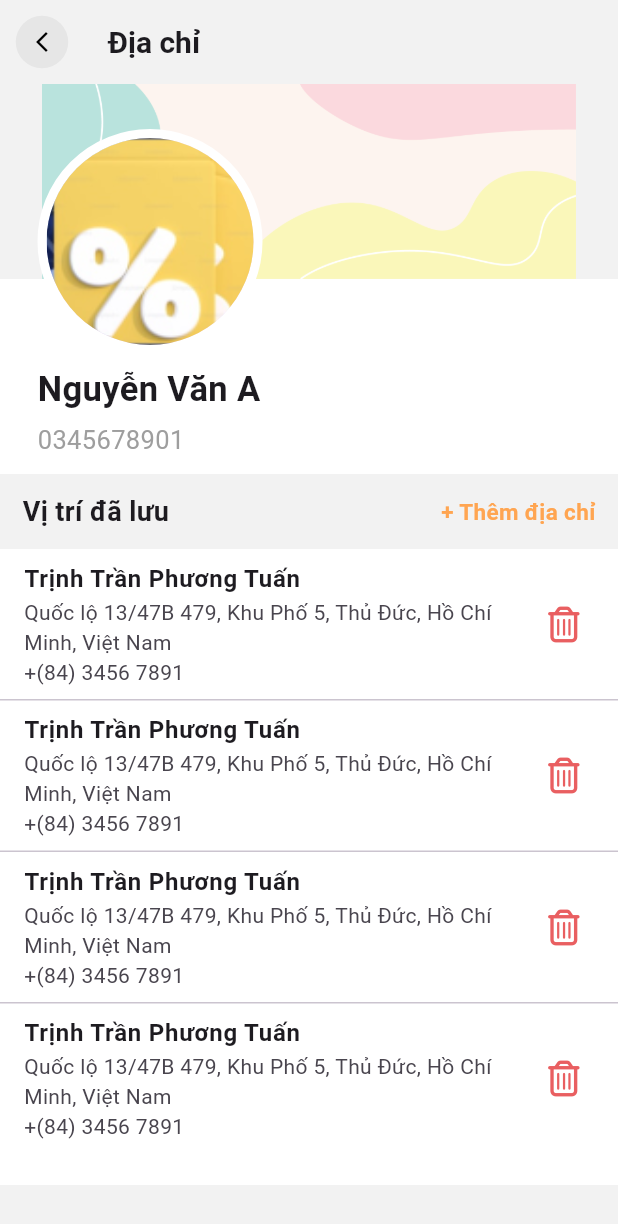
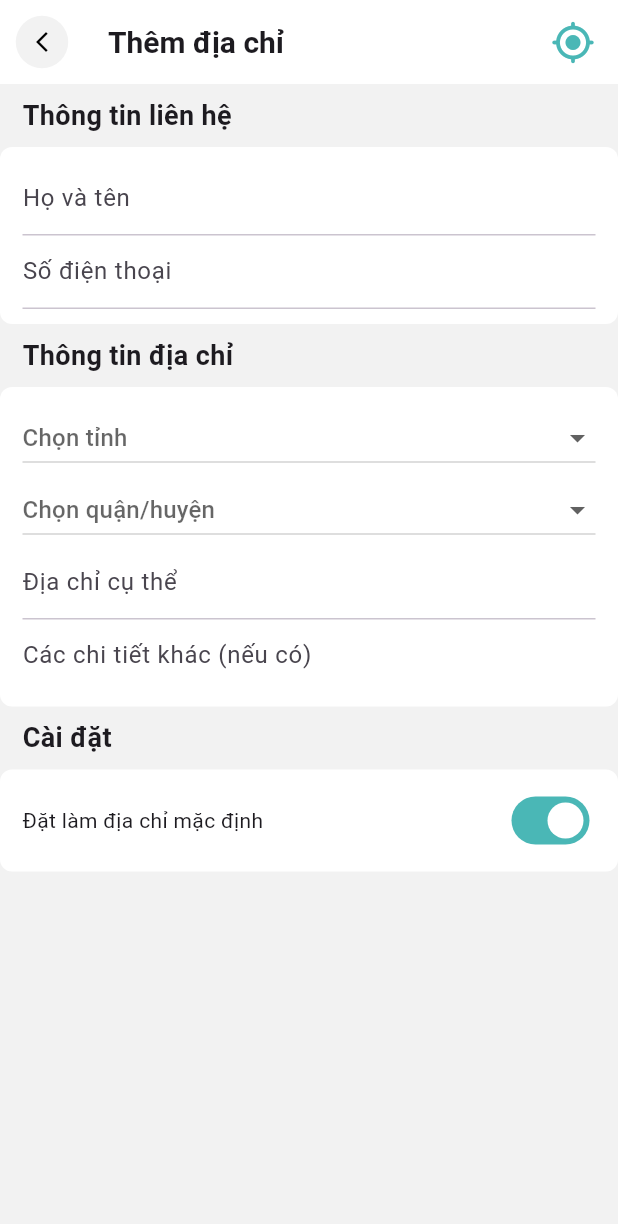
Before and after one commit to KKuyen/SE121_GiupViecApp, a Flutter app: the LocationPage screen opened directly, after a tap on "+ Thêm địa chỉ", on a phone screen of 412 x 824 dp. Shown: the top 1224 px of the screen. Run offline on Flutter 3.47's test engine with Material 3 defaults, Android fonts, the phone set to English and light mode, and no system bars; our stand-ins replace carousel_slider, flutter_svg, font_awesome_flutter, image_picker, pin_code_fields; project files that could hold a hidden picture were left out.

Commit message:
add address page: done

```diff
--- /dev/null
+++ b/FrontEnd/lib/presentation/user/account/addLocation.dart
@@ -0,0 +1,210 @@
+import 'package:flutter/material.dart';
+import 'package:flutter/widgets.dart';
+import 'package:se121_giupviec_app/common/widgets/appbar/app_bar.dart';
+import 'package:se121_giupviec_app/core/configs/constants/app_info.dart';
+import 'package:se121_giupviec_app/core/configs/theme/app_colors.dart';
+
+class AddLocationPage extends StatefulWidget {
+  const AddLocationPage({super.key});
+
+  @override
+  State<AddLocationPage> createState() => _AddLocationPageState();
+}
+
+class _AddLocationPageState extends State<AddLocationPage> {
+  String? _selectedLocation;
+  final List<String> _locations = ['Location 1', 'Location 2', 'Location 3'];
+
+  @override
+  Widget build(BuildContext context) {
+    return Scaffold(
+      backgroundColor: const Color(0xFFF2F2F2),
+      appBar: const BasicAppbar(
+        isHideBackButton: false,
+        isHavePadding: false,
+        color: Colors.white,
+        action: Icon(
+          Icons.my_location_rounded,
+          color: AppColors.xanh_main,
+          size: 30,
+        ),
+        title: Text('Thêm địa chỉ',
+            style: TextStyle(
+              fontSize: 20,
+              fontWeight: FontWeight.bold,
+            )),
+      ),
+      body: SingleChildScrollView(
+        child: Column(
+          crossAxisAlignment: CrossAxisAlignment.start,
+          children: [
+            const Padding(
+              padding: EdgeInsets.symmetric(
+                  vertical: 8.0, horizontal: AppInfo.main_padding),
+              child: Text(
+                "Thông tin liên hệ",
+                style: TextStyle(
+                  fontSize: 18,
+                  fontWeight: FontWeight.bold,
+                ),
+              ),
+            ),
+            Container(
+              decoration: BoxDecoration(
+                color: Colors.white,
+                borderRadius: BorderRadius.circular(8.0),
+              ),
+              child: const Padding(
+                padding: EdgeInsets.symmetric(
+                    horizontal: AppInfo.main_padding, vertical: 10),
+                child: Column(
+                  children: [
+                    TextField(
+                      decoration: InputDecoration(
+                        hintText: "Họ và tên",
+                        border: InputBorder.none,
+                      ),
+                    ),
+                    Divider(
+                      height: 1,
+                      thickness: 1,
+                    ),
+                    TextField(
+                      decoration: InputDecoration(
+                        hintText: "Số điện thoại",
+                        border: InputBorder.none,
+                      ),
+                    ),
+                    Divider(
+                      height: 1,
+                      thickness: 1,
+                    ),
+                  ],
+                ),
+              ),
+            ),
+            const Padding(
+              padding: EdgeInsets.symmetric(
+                  vertical: 8.0, horizontal: AppInfo.main_padding),
+              child: Text(
+                "Thông tin địa chỉ",
+                style: TextStyle(
+                  fontSize: 18,
+                  fontWeight: FontWeight.bold,
+                ),
+              ),
+            ),
+            Container(
+              width: double.infinity,
+              decoration: BoxDecoration(
+                color: Colors.white,
+                borderRadius: BorderRadius.circular(8.0),
+              ),
+              child: Padding(
+                padding: const EdgeInsets.symmetric(
+                    horizontal: AppInfo.main_padding, vertical: 10),
+                child: Column(
+                  children: [
+                    Container(
+                      width: double.infinity,
+                      child: DropdownButton<String>(
+                        isExpanded: true,
+                        value: _selectedLocation,
+                        hint: const Text('Chọn tỉnh'),
+                        items: _locations.map((String location) {
+                          return DropdownMenuItem<String>(
+                            value: location,
+                            child: Text(location),
+                          );
+                        }).toList(),
+                        onChanged: (String? newValue) {
+                          setState(() {
+                            _selectedLocation = newValue;
+                          });
+                        },
+                      ),
+                    ),
+                    Container(
+                      width: double.infinity,
+                      child: DropdownButton<String>(
+                        isExpanded: true,
+                        value: _selectedLocation,
+                        hint: const Text('Chọn quận/huyện'),
+                        items: _locations.map((String location) {
+                          return DropdownMenuItem<String>(
+                            value: location,
+                            child: Text(location),
+                          );
+                        }).toList(),
+                        onChanged: (String? newValue) {
+                          setState(() {
+                            _selectedLocation = newValue;
+                          });
+                        },
+                      ),
+                    ),
+                    const TextField(
+                      decoration: InputDecoration(
+                        hintText: "Địa chỉ cụ thể",
+                        border: InputBorder.none,
+                      ),
+                    ),
+                    const Divider(
+                      height: 1,
+                      thickness: 1,
+                    ),
+                    const TextField(
+                      decoration: InputDecoration(
+                        hintText: "Các chi tiết khác (nếu có)",
+                        border: InputBorder.none,
+                      ),
+                    ),
+                  ],
+                ),
+              ),
+            ),
+            const Padding(
+              padding: EdgeInsets.symmetric(
+                  vertical: 8.0, horizontal: AppInfo.main_padding),
+              child: Text(
+                "Cài đặt",
+                style: TextStyle(
+                  fontSize: 18,
+                  fontWeight: FontWeight.bold,
+                ),
+              ),
+            ),
+            Container(
+              decoration: BoxDecoration(
+                color: Colors.white,
+                borderRadius: BorderRadius.circular(8.0),
+              ),
+              child: Padding(
+                padding: const EdgeInsets.symmetric(
+                    horizontal: AppInfo.main_padding, vertical: 10),
+                child: Column(
+                  children: [
+                    Row(
+                      children: [
+                        const Text("Đặt làm địa chỉ mặc định"),
+                        const Spacer(),
+                        Switch(
+                          trackColor:
+                              MaterialStateProperty.all(AppColors.xanh_main),
+                          value: true,
+                          onChanged: (bool value) {
+                            setState(() {});
+                          },
+                        ),
+                      ],
+                    ),
+                  ],
+                ),
+              ),
+            ),
+          ],
+        ),
+      ),
+    );
+  }
+}
--- a/FrontEnd/lib/presentation/user/account/location.dart
+++ b/FrontEnd/lib/presentation/user/account/location.dart
@@ -5,6 +5,7 @@ import 'package:se121_giupviec_app/common/widgets/button/sizedbutton.dart';
 import 'package:se121_giupviec_app/core/configs/assets/app_images.dart';
 import 'package:se121_giupviec_app/core/configs/constants/app_info.dart';
 import 'package:se121_giupviec_app/core/configs/theme/app_colors.dart';
+import 'package:se121_giupviec_app/presentation/user/account/addLocation.dart';
 
 class LocationPage extends StatefulWidget {
   const LocationPage({super.key});
@@ -75,12 +76,22 @@ class _LocationPageState extends State<LocationPage> {
                               //       builder: (context) => const DiscoveryPage()),
                               // );
                             },
+                            child: GestureDetector(
+                              onTap: () {
+                                Navigator.push(
+                                  context,
+                                  MaterialPageRoute(
+                                      builder: (context) =>
+                                          const AddLocationPage()),
+                                );
+                              },
                               child: const Text(
                                 '+ Thêm địa chỉ',
                                 style: TextStyle(
                                     fontSize: 15,
                                     fontWeight: FontWeight.w600,
                                     color: AppColors.cam_main),
+                              ),
                             ),
                           ),
                         ),
```
Lines whose indentation alone changed are shown as unchanged.
